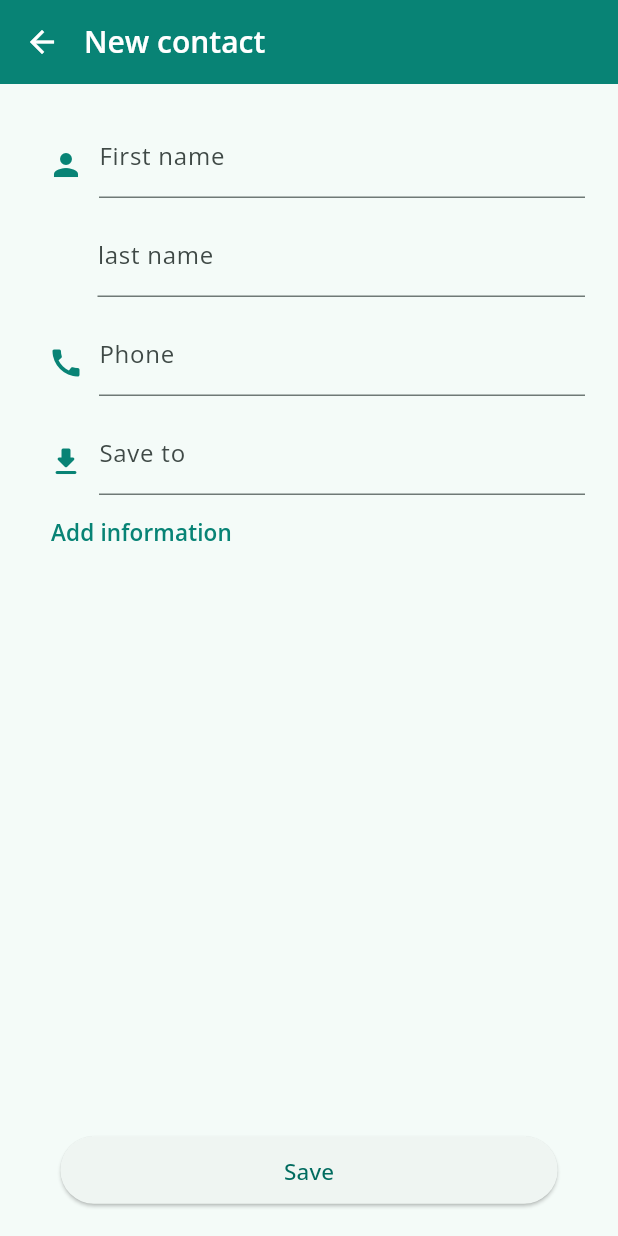
After one commit to Ankush1200/whatsapp_clone, a Flutter app: the AddNewContact screen opened directly, on a phone screen of 412 x 824 dp. The commit adds this screen. Run offline on Flutter 3.47's test engine with Material 3 defaults, Android fonts, the phone set to English and light mode, and no system bars; our stand-ins replace emoji_picker_flutter, flutter_svg.

Commit message:
Add New contact Page Added

```diff
--- /dev/null
+++ b/lib/screens/New_contact.dart
@@ -0,0 +1,141 @@
+import 'package:flutter/material.dart';
+import 'package:whatsapp_clone/Colors/theaming.dart';
+
+class AddNewContact extends StatelessWidget {
+  const AddNewContact({super.key});
+
+  @override
+  Widget build(BuildContext context) {
+    return Scaffold(
+      appBar: AppBar(
+        titleSpacing: 0,
+        title: const Text("New contact"),
+      ),
+      body: Padding(
+        padding: const EdgeInsets.symmetric(horizontal: 22, vertical: 20),
+        child: Column(
+          crossAxisAlignment: CrossAxisAlignment.start,
+          children: [
+            Row(
+              crossAxisAlignment: CrossAxisAlignment.end,
+              children: [
+                const Padding(
+                  padding: EdgeInsets.all(10),
+                  child: Icon(
+                    Icons.person,
+                    color: AppColors.defaultcolor,
+                  ),
+                ),
+                Expanded(
+                  child: TextFormField(
+                    decoration: const InputDecoration(
+                      labelText: "First name",
+                    ),
+                    keyboardType: TextInputType.name,
+                  ),
+                ),
+              ],
+            ),
+            const SizedBox(
+              height: 10,
+            ),
+            Row(
+              crossAxisAlignment: CrossAxisAlignment.end,
+              children: [
+                const SizedBox(
+                  height: 10,
+                  width: 43,
+                ),
+                Expanded(
+                  child: TextFormField(
+                    decoration: const InputDecoration(
+                      labelText: "last name",
+                    ),
+                    keyboardType: TextInputType.name,
+                  ),
+                ),
+              ],
+            ),
+            const SizedBox(
+              height: 10,
+            ),
+            Row(
+              crossAxisAlignment: CrossAxisAlignment.end,
+              children: [
+                const Padding(
+                  padding: EdgeInsets.all(10),
+                  child: Icon(
+                    Icons.call,
+                    color: AppColors.defaultcolor,
+                  ),
+                ),
+                Expanded(
+                  child: TextFormField(
+                    decoration: const InputDecoration(
+                      labelText: "Phone",
+                    ),
+                    keyboardType: TextInputType.phone,
+                  ),
+                ),
+              ],
+            ),
+            const SizedBox(
+              height: 10,
+            ),
+            Row(
+              crossAxisAlignment: CrossAxisAlignment.end,
+              children: [
+                const Padding(
+                  padding: EdgeInsets.all(10),
+                  child: Icon(
+                    Icons.download_rounded,
+                    color: AppColors.defaultcolor,
+                  ),
+                ),
+                Expanded(
+                  child: TextFormField(
+                    decoration: const InputDecoration(
+                      labelText: "Save to",
+                    ),
+                    keyboardType: TextInputType.name,
+                  ),
+                ),
+              ],
+            ),
+            // const SizedBox(
+            //   height: 10,
+            // ),
+            TextButton(
+              onPressed: () {},
+              child: const Text(
+                "Add information",
+                style: TextStyle(
+                    color: AppColors.defaultcolor,
+                    fontWeight: FontWeight.bold,
+                    fontSize: 15),
+              ),
+            ),
+            Expanded(child: Container()),
+            Row(
+              mainAxisAlignment: MainAxisAlignment.center,
+              children: [
+                ElevatedButton(
+                  onPressed: () {},
+                  style: ElevatedButton.styleFrom(shape: const StadiumBorder()),
+                  child: const Padding(
+                    padding:
+                        EdgeInsets.symmetric(horizontal: 125, vertical: 12),
+                    child: Text(
+                      "Save",
+                      style: TextStyle(fontSize: 15),
+                    ),
+                  ),
+                ),
+              ],
+            ),
+          ],
+        ),
+      ),
+    );
+  }
+}
--- a/lib/screens/Select_contacts.dart
+++ b/lib/screens/Select_contacts.dart
@@ -4,6 +4,7 @@ import 'package:whatsapp_clone/Screens/new_group.dart';
 
 import '../Widgets/Contact_button.dart';
 import '../Widgets/Contact_list.dart';
+import 'New_contact.dart';
 
 class SelectContacts extends StatefulWidget {
   const SelectContacts({super.key});
@@ -89,7 +90,11 @@ class _SelectContactsState extends State<SelectContacts> {
                   child: const ContactButton(name: 'New Group', icon: Icons.group,));
               }
               if(index==1){
-               return const ContactButton(name:'New Contact',icon: Icons.person_add,);
+               return InkWell(
+                onTap: (){
+                  Navigator.push(context, MaterialPageRoute(builder: (builder)=>const AddNewContact()));
+                },
+                child: const ContactButton(name:'New Contact',icon: Icons.person_add,));
               }
               if(index==2){
                return const ContactButton(name:'New Community',icon: Icons.groups);
```
